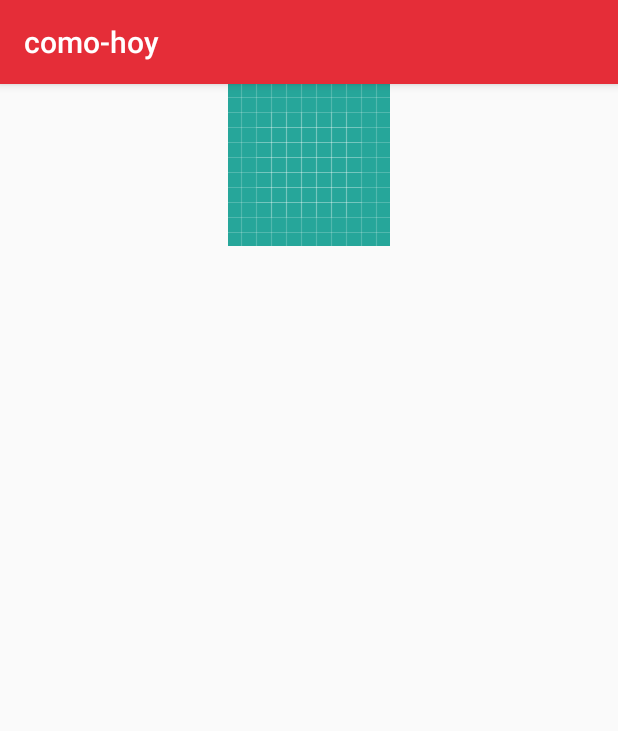
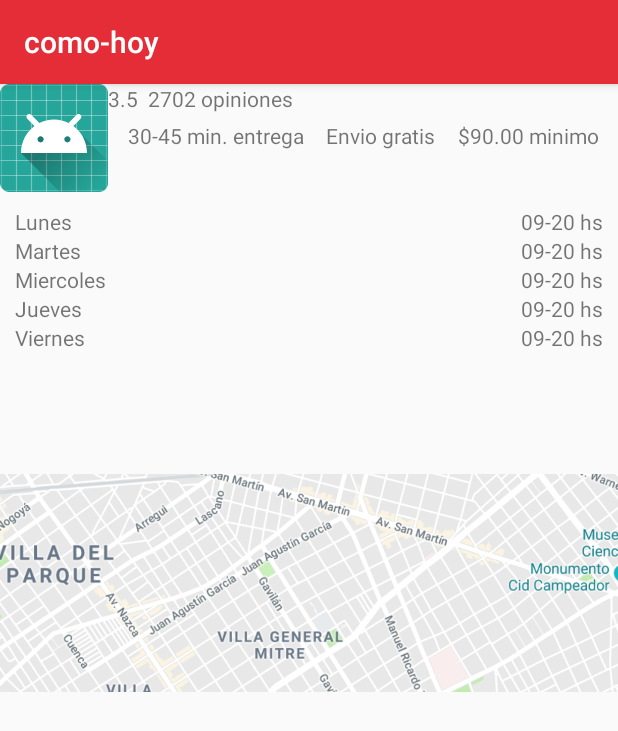
Before and after one commit to taller-desarrollo-proyectos-2/como-hoy-app, an Android app: the VistaInformationRestActivity screen opened directly, with no data from a screen before it, on a phone screen of 412 x 824 dp. Shown: the top 731 px of the screen. Run offline under Robolectric (Android 15) with nearby library versions, the phone set to English and light mode, and no system bars.

Commit message:
Layout information fix

```diff
--- a/app/src/main/res/layout/information_restourant.xml
+++ b/app/src/main/res/layout/information_restourant.xml
@@ -4,25 +4,161 @@
     android:layout_width="match_parent"
     android:layout_height="wrap_content">
     <LinearLayout
+        android:orientation="horizontal"
         android:layout_width="match_parent"
         android:layout_height="wrap_content">
         <ImageView
             android:layout_width="wrap_content"
-            android:layout_height="wrap_content" />
+            android:layout_height="wrap_content"
+            android:src="@mipmap/ic_launcher"/>
+        <LinearLayout
+            android:orientation="vertical"
+            android:layout_width="match_parent"
+            android:layout_height="wrap_content">
+            <TextView
+                android:layout_width="wrap_content"
+                android:layout_height="wrap_content"
+                android:text="3.5  2702 opiniones"/>
+            <LinearLayout
+                android:layout_width="match_parent"
+                android:orientation="horizontal"
+                android:layout_marginTop="5dp"
+                android:layout_marginRight="5dp"
+                android:layout_marginBottom="5dp"
+                android:layout_marginLeft="5dp"
+                android:layout_height="wrap_content">
+                <TextView
+                    android:id="@+id/tiempo_envio"
+                    android:layout_width="wrap_content"
+                    android:layout_height="wrap_content"
+                    android:layout_weight="1"
+                    android:gravity="center"
+                    android:text="30-45 min. entrega" />
+                <TextView
+                    android:id="@+id/costo_envio"
+                    android:layout_width="wrap_content"
+                    android:layout_height="wrap_content"
+                    android:layout_weight="1"
+                    android:gravity="center"
+                    android:text="Envio gratis" />
+                <TextView
+                    android:id="@+id/pago_minimo"
+                    android:gravity="center"
+                    android:layout_width="wrap_content"
+                    android:layout_height="wrap_content"
+                    android:layout_weight="1"
+                    android:text="$90.00 minimo" />
+            </LinearLayout>
+        </LinearLayout>
+
     </LinearLayout>
+
+
+
+
     <LinearLayout
         android:layout_width="match_parent"
         android:layout_height="wrap_content">
 
     </LinearLayout>
     <LinearLayout
+        android:orientation="vertical"
         android:layout_width="match_parent"
         android:layout_height="wrap_content">
+        <LinearLayout
+            android:layout_marginTop="10dp"
+            android:layout_marginLeft="10dp"
 
+            android:layout_marginRight="10dp"
+            android:layout_width="match_parent"
+            android:layout_height="wrap_content">
+            <TextView
+                android:text="Lunes"
+                android:layout_width="wrap_content"
+                android:layout_height="wrap_content" />
+            <TextView
+                android:text="09-20 hs"
+                android:weight="1"
+                android:gravity="right"
+                android:layout_width="fill_parent"
+                android:layout_height="wrap_content" />
+        </LinearLayout>
+        <LinearLayout
+
+            android:layout_marginLeft="10dp"
+
+            android:layout_marginRight="10dp"
+            android:layout_width="match_parent"
+            android:layout_height="wrap_content">
+            <TextView
+                android:text="Martes"
+                android:layout_width="wrap_content"
+                android:layout_height="wrap_content" />
+            <TextView
+                android:text="09-20 hs"
+                android:weight="1"
+                android:gravity="right"
+                android:layout_width="fill_parent"
+                android:layout_height="wrap_content" />
+        </LinearLayout>
+        <LinearLayout
+
+            android:layout_marginLeft="10dp"
+
+            android:layout_marginRight="10dp"
+            android:layout_width="match_parent"
+            android:layout_height="wrap_content">
+            <TextView
+                android:text="Miercoles"
+                android:layout_width="wrap_content"
+                android:layout_height="wrap_content" />
+            <TextView
+                android:text="09-20 hs"
+                android:weight="1"
+                android:gravity="right"
+                android:layout_width="fill_parent"
+                android:layout_height="wrap_content" />
+        </LinearLayout>
+        <LinearLayout
+
+            android:layout_marginLeft="10dp"
+
+            android:layout_marginRight="10dp"
+            android:layout_width="match_parent"
+            android:layout_height="wrap_content">
+            <TextView
+                android:text="Jueves"
+                android:layout_width="wrap_content"
+                android:layout_height="wrap_content" />
+            <TextView
+                android:text="09-20 hs"
+                android:weight="1"
+                android:gravity="right"
+                android:layout_width="fill_parent"
+                android:layout_height="wrap_content" />
+        </LinearLayout>
+        <LinearLayout
+
+            android:layout_marginLeft="10dp"
+            android:layout_marginBottom="10dp"
+            android:layout_marginRight="10dp"
+            android:layout_width="match_parent"
+            android:layout_height="wrap_content">
+            <TextView
+                android:text="Viernes"
+                android:layout_width="wrap_content"
+                android:layout_height="wrap_content" />
+            <TextView
+                android:text="09-20 hs"
+                android:weight="1"
+                android:gravity="right"
+                android:layout_width="fill_parent"
+                android:layout_height="wrap_content" />
+        </LinearLayout>
 
     </LinearLayout>
     <ImageView
         android:layout_width="match_parent"
         android:layout_height="wrap_content"
-        android:src="@drawable/ic_launcher_background"/>
+        android:src="@drawable/map"/>
 </LinearLayout>
--- a/app/src/main/res/layout/plato.xml
+++ b/app/src/main/res/layout/plato.xml
@@ -28,7 +28,7 @@
                 android:layout_width="wrap_content"
                 android:layout_height="wrap_content"
                 android:textStyle="bold"
-                android:textSize="16dp"
+                android:textSize="16sp"
                 android:text="Pizza de muzzarella"/>
             <TextView
                 android:layout_width="wrap_content"
--- a/app/src/main/res/layout/restourant_completo.xml
+++ b/app/src/main/res/layout/restourant_completo.xml
@@ -6,8 +6,8 @@
     <ImageView
         android:id="@+id/imagenRestaurantFondo"
         android:layout_width="match_parent"
-        android:layout_height="wrap_content"
-        android:src="@mipmap/ic_launcher" />
+        android:layout_height="70dp"
+        android:src="@drawable/pizza2" />
     <LinearLayout
         android:layout_marginTop="5dp"
         android:layout_marginRight="5dp"
@@ -22,7 +22,7 @@
             android:layout_weight="1"
             android:text="Mi Restaurant"
             android:textStyle="bold"
-            android:textSize="20dp"
+            android:textSize="20sp"
             android:gravity="center" />
         <ImageButton
             android:id="@+id/info"
```
Also changed, not shown: app/src/main/res/drawable-v24/map.png (added), app/src/main/res/drawable-v24/pizza.jpeg (added), app/src/main/res/drawable-v24/pizza2.jpg (added).
